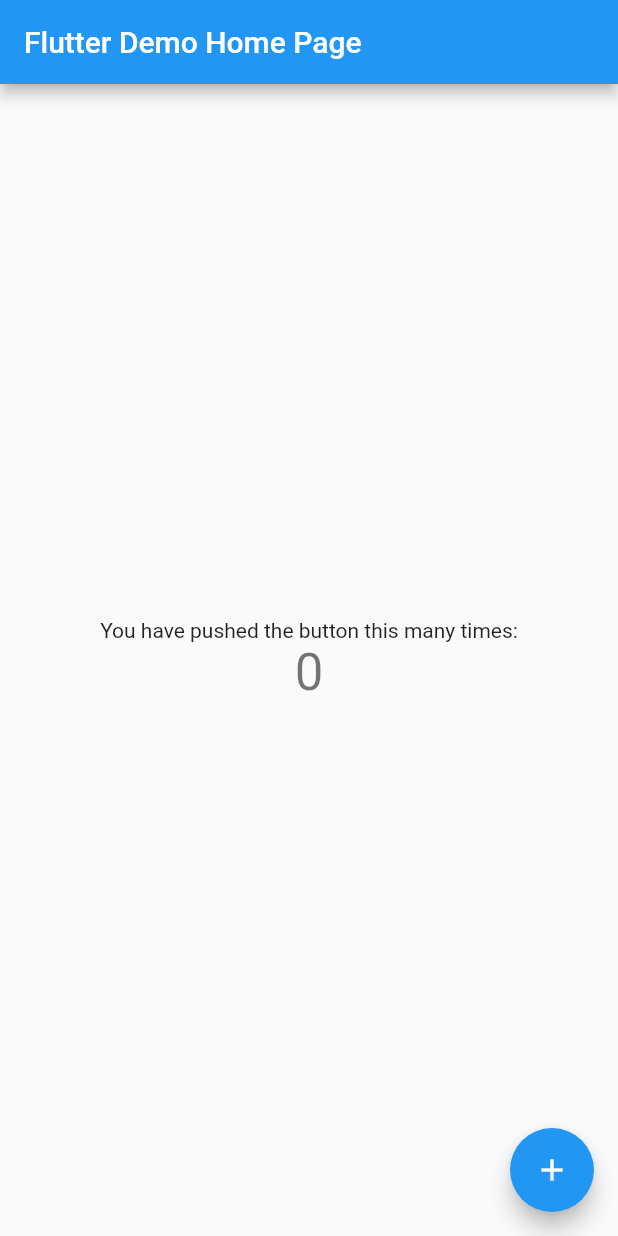
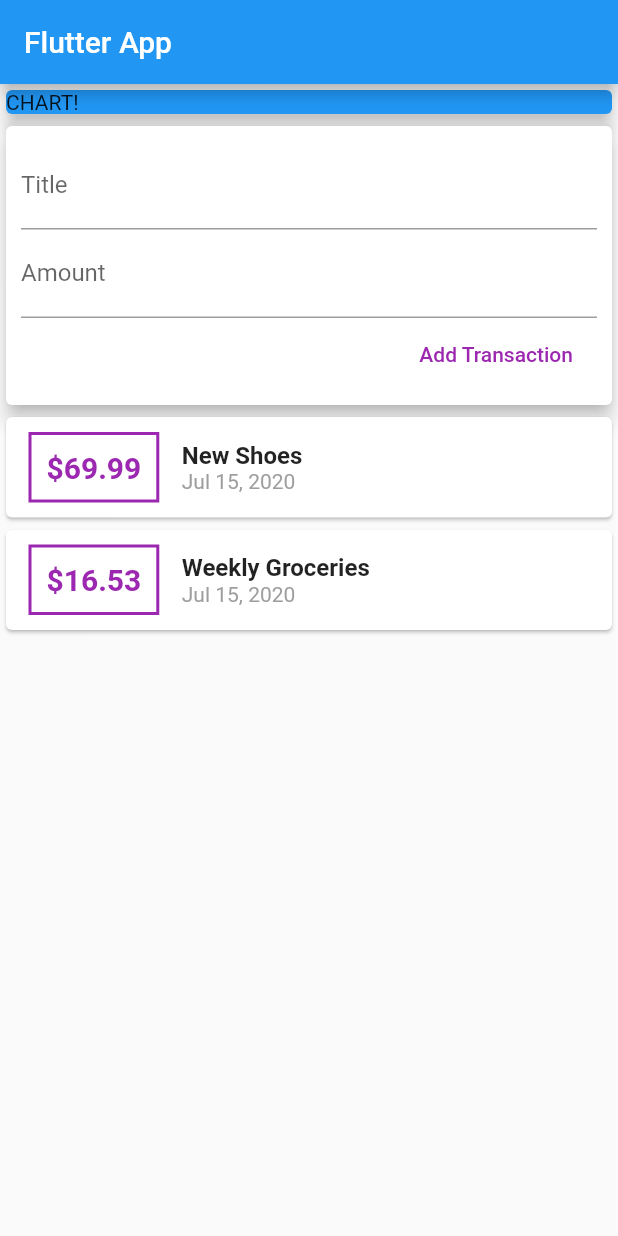
Before and after one commit to viraj2252/personal_expenses, a Flutter app: the screen it shows after launch, on a phone screen of 412 x 824 dp. Run offline on Flutter 3.47's test engine with Material 2 defaults, Android fonts, the phone set to English and light mode, and no system bars.

Commit message:
Added Transaction input container

```diff
--- a/lib/main.dart
+++ b/lib/main.dart
@@ -1,117 +1,100 @@
 import 'package:flutter/material.dart';
+import 'package:intl/intl.dart';
+import './transaction.dart';
 
-void main() {
-  runApp(MyApp());
-}
+void main() => runApp(MyApp());
 
 class MyApp extends StatelessWidget {
-  // This widget is the root of your application.
   @override
   Widget build(BuildContext context) {
     return MaterialApp(
-      title: 'Flutter Demo',
-      theme: ThemeData(
-        // This is the theme of your application.
-        //
-        // Try running your application with "flutter run". You'll see the
-        // application has a blue toolbar. Then, without quitting the app, try
-        // changing the primarySwatch below to Colors.green and then invoke
-        // "hot reload" (press "r" in the console where you ran "flutter run",
-        // or simply save your changes to "hot reload" in a Flutter IDE).
-        // Notice that the counter didn't reset back to zero; the application
-        // is not restarted.
-        primarySwatch: Colors.blue,
-        // This makes the visual density adapt to the platform that you run
-        // the app on. For desktop platforms, the controls will be smaller and
-        // closer together (more dense) than on mobile platforms.
-        visualDensity: VisualDensity.adaptivePlatformDensity,
-      ),
-      home: MyHomePage(title: 'Flutter Demo Home Page'),
+      title: 'Flutter App',
+      home: MyHomePage(),
     );
   }
 }
 
-class MyHomePage extends StatefulWidget {
-  MyHomePage({Key key, this.title}) : super(key: key);
-
-  // This widget is the home page of your application. It is stateful, meaning
-  // that it has a State object (defined below) that contains fields that affect
-  // how it looks.
-
-  // This class is the configuration for the state. It holds the values (in this
-  // case the title) provided by the parent (in this case the App widget) and
-  // used by the build method of the State. Fields in a Widget subclass are
-  // always marked "final".
-
-  final String title;
-
-  @override
-  _MyHomePageState createState() => _MyHomePageState();
-}
-
-class _MyHomePageState extends State<MyHomePage> {
-  int _counter = 0;
-
-  void _incrementCounter() {
-    setState(() {
-      // This call to setState tells the Flutter framework that something has
-      // changed in this State, which causes it to rerun the build method below
-      // so that the display can reflect the updated values. If we changed
-      // _counter without calling setState(), then the build method would not be
-      // called again, and so nothing would appear to happen.
-      _counter++;
-    });
-  }
+class MyHomePage extends StatelessWidget {
+  final List<Transaction> transactions = [
+    Transaction(
+        id: 't1', title: 'New Shoes', amount: 69.99, date: DateTime.now()),
+    Transaction(
+        id: 't12',
+        title: 'Weekly Groceries',
+        amount: 16.53,
+        date: DateTime.now())
+  ];
 
   @override
   Widget build(BuildContext context) {
-    // This method is rerun every time setState is called, for instance as done
-    // by the _incrementCounter method above.
-    //
-    // The Flutter framework has been optimized to make rerunning build methods
-    // fast, so that you can just rebuild anything that needs updating rather
-    // than having to individually change instances of widgets.
     return Scaffold(
         appBar: AppBar(
-        // Here we take the value from the MyHomePage object that was created by
-        // the App.build method, and use it to set our appbar title.
-        title: Text(widget.title),
+          title: Text('Flutter App'),
         ),
-      body: Center(
-        // Center is a layout widget. It takes a single child and positions it
-        // in the middle of the parent.
+        body: Column(
+          //mainAxisAlignment: MainAxisAlignment.start,
+          crossAxisAlignment: CrossAxisAlignment.stretch,
+          children: <Widget>[
+            Container(
+              width: double.infinity,
+              child: Card(
+                color: Colors.blue,
+                child: Text('CHART!'),
+                elevation: 5,
+              ),
+            ),
+            Card(
+              elevation: 5,
+              child: Container(
+                padding: EdgeInsets.all(10),
                 child: Column(
-          // Column is also a layout widget. It takes a list of children and
-          // arranges them vertically. By default, it sizes itself to fit its
-          // children horizontally, and tries to be as tall as its parent.
-          //
-          // Invoke "debug painting" (press "p" in the console, choose the
-          // "Toggle Debug Paint" action from the Flutter Inspector in Android
-          // Studio, or the "Toggle Debug Paint" command in Visual Studio Code)
-          // to see the wireframe for each widget.
-          //
-          // Column has various properties to control how it sizes itself and
-          // how it positions its children. Here we use mainAxisAlignment to
-          // center the children vertically; the main axis here is the vertical
-          // axis because Columns are vertical (the cross axis would be
-          // horizontal).
-          mainAxisAlignment: MainAxisAlignment.center,
+                  crossAxisAlignment: CrossAxisAlignment.end,
+                  children: <Widget>[
+                    TextField(decoration: InputDecoration(labelText: 'Title'),),
+                    TextField(decoration: InputDecoration(labelText: 'Amount'),),
+                    FlatButton(onPressed: (){}, child: Text('Add Transaction'), textColor: Colors.purple,)],
+                ),
+              ),
+            ),
+            Column(
+              children: transactions.map((tx) {
+                return Card(
+                  child: Row(
+                    children: <Widget>[
+                      Container(
+                        margin:
+                            EdgeInsets.symmetric(vertical: 10, horizontal: 15),
+                        decoration: BoxDecoration(
+                            border: Border.all(color: Colors.purple, width: 2)),
+                        padding: EdgeInsets.all(10),
+                        child: Text(
+                          '\$${tx.amount}',
+                          style: TextStyle(
+                              fontWeight: FontWeight.bold,
+                              fontSize: 20,
+                              color: Colors.purple),
+                        ),
+                      ),
+                      Column(
+                        crossAxisAlignment: CrossAxisAlignment.start,
                         children: <Widget>[
                           Text(
-              'You have pushed the button this many times:',
+                            tx.title,
+                            style: TextStyle(
+                                fontSize: 16, fontWeight: FontWeight.bold),
                           ),
                           Text(
-              '$_counter',
-              style: Theme.of(context).textTheme.headline4,
-            ),
+                            DateFormat.yMMMd().format(tx.date),
+                            style: TextStyle(color: Colors.grey),
+                          )
+                        ],
+                      )
                     ],
                   ),
-      ),
-      floatingActionButton: FloatingActionButton(
-        onPressed: _incrementCounter,
-        tooltip: 'Increment',
-        child: Icon(Icons.add),
-      ), // This trailing comma makes auto-formatting nicer for build methods.
                 );
+              }).toList(),
+            )
+          ],
+        ));
   }
 }
--- /dev/null
+++ b/lib/transaction.dart
@@ -0,0 +1,14 @@
+import 'package:flutter/foundation.dart';
+
+class Transaction {
+  final String id;
+  final String title;
+  final double amount;
+  final DateTime date;
+
+  Transaction(
+      {@required this.id,
+      @required this.title,
+      @required this.amount,
+      @required this.date});
+}
--- a/pubspec.yaml
+++ b/pubspec.yaml
@@ -23,6 +23,7 @@ environment:
 dependencies:
   flutter:
     sdk: flutter
+  intl: ^0.16.1
 
 
   # The following adds the Cupertino Icons font to your application.
```
Also changed, not shown: pubspec.lock. Lines whose indentation alone changed are shown as unchanged.
